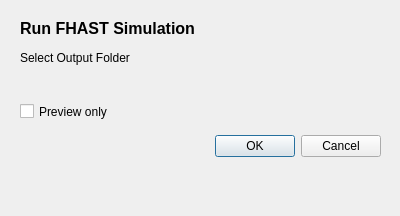
Above: profile/profiles/default/python/plugins/run_fhast_simulation/run_fhast_simulation_dialog_base.ui from pndphd/FHAST_2 before the change. Below: the same form after it.
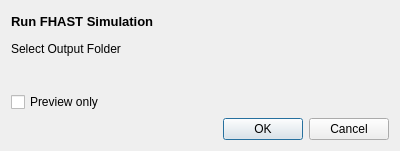
That is the form after the change. Custom widgets are drawn as their Qt base class.

Patch:
```diff
--- a/profile/profiles/default/python/plugins/run_fhast_simulation/run_fhast_simulation_dialog_base.ui
+++ b/profile/profiles/default/python/plugins/run_fhast_simulation/run_fhast_simulation_dialog_base.ui
@@ -7,81 +7,18 @@
     <x>0</x>
     <y>0</y>
     <width>400</width>
-    <height>216</height>
+    <height>151</height>
    </rect>
   </property>
   <property name="windowTitle">
    <string>FHAST Simulation Runner</string>
   </property>
-  <widget class="QDialogButtonBox" name="button_box">
-   <property name="geometry">
-    <rect>
-     <x>40</x>
-     <y>130</y>
-     <width>341</width>
-     <height>32</height>
-    </rect>
-   </property>
-   <property name="toolTip">
-    <string/>
-   </property>
-   <property name="toolTipDuration">
-    <number>-1</number>
-   </property>
-   <property name="orientation">
-    <enum>Qt::Horizontal</enum>
-   </property>
-   <property name="standardButtons">
-    <set>QDialogButtonBox::Cancel|QDialogButtonBox::Ok</set>
-   </property>
-   <property name="centerButtons">
-    <bool>false</bool>
-   </property>
-  </widget>
-  <widget class="QgsFileWidget" name="output_folder">
-   <property name="geometry">
-    <rect>
-     <x>20</x>
-     <y>70</y>
-     <width>361</width>
-     <height>27</height>
-    </rect>
-   </property>
-   <property name="cursor">
-    <cursorShape>ArrowCursor</cursorShape>
-   </property>
-   <property name="storageMode">
-    <enum>QgsFileWidget::GetDirectory</enum>
-   </property>
-  </widget>
-  <widget class="QLabel" name="label">
-   <property name="geometry">
-    <rect>
-     <x>20</x>
-     <y>50</y>
-     <width>161</width>
-     <height>16</height>
-    </rect>
-   </property>
-   <property name="toolTip">
-    <string>Select the folder in which to create the output folder.</string>
-   </property>
-   <property name="text">
-    <string>Select Output Folder</string>
-   </property>
-  </widget>
+  <layout class="QGridLayout" name="gridLayout">
+   <item row="0" column="0">
   <widget class="QLabel" name="label_2">
-   <property name="geometry">
-    <rect>
-     <x>20</x>
-     <y>20</y>
-     <width>231</width>
-     <height>16</height>
-    </rect>
-   </property>
    <property name="font">
     <font>
-     <pointsize>12</pointsize>
+       <pointsize>10</pointsize>
      <weight>75</weight>
      <bold>true</bold>
     </font>
@@ -90,15 +27,29 @@
     <string>Run FHAST Simulation</string>
    </property>
   </widget>
+   </item>
+   <item row="1" column="0">
+    <widget class="QLabel" name="label">
+     <property name="toolTip">
+      <string>Select the folder in which to create the output folder.</string>
+     </property>
+     <property name="text">
+      <string>Select Output Folder</string>
+     </property>
+    </widget>
+   </item>
+   <item row="2" column="0">
+    <widget class="QgsFileWidget" name="output_folder">
+     <property name="cursor">
+      <cursorShape>ArrowCursor</cursorShape>
+     </property>
+     <property name="storageMode">
+      <enum>QgsFileWidget::GetDirectory</enum>
+     </property>
+    </widget>
+   </item>
+   <item row="3" column="0">
   <widget class="QCheckBox" name="previewBox">
-   <property name="geometry">
-    <rect>
-     <x>20</x>
-     <y>100</y>
-     <width>121</width>
-     <height>23</height>
-    </rect>
-   </property>
    <property name="toolTip">
     <string>Check if you only want to generate run preview graphs.</string>
    </property>
@@ -115,6 +66,27 @@
     <string>Preview only</string>
    </property>
   </widget>
+   </item>
+   <item row="4" column="0">
+    <widget class="QDialogButtonBox" name="button_box">
+     <property name="toolTip">
+      <string/>
+     </property>
+     <property name="toolTipDuration">
+      <number>-1</number>
+     </property>
+     <property name="orientation">
+      <enum>Qt::Horizontal</enum>
+     </property>
+     <property name="standardButtons">
+      <set>QDialogButtonBox::Cancel|QDialogButtonBox::Ok</set>
+     </property>
+     <property name="centerButtons">
+      <bool>false</bool>
+     </property>
+    </widget>
+   </item>
+  </layout>
  </widget>
  <customwidgets>
   <customwidget>
```
Lines whose indentation alone changed are shown as unchanged.
